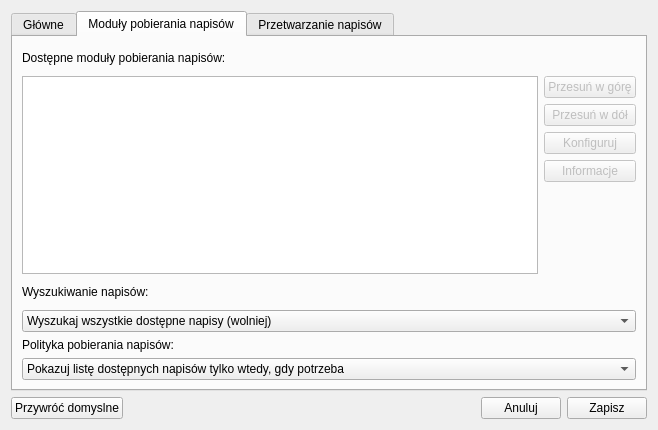
Old version of the form ui/frmoptions.ui in the repository QNapi/qnapi.
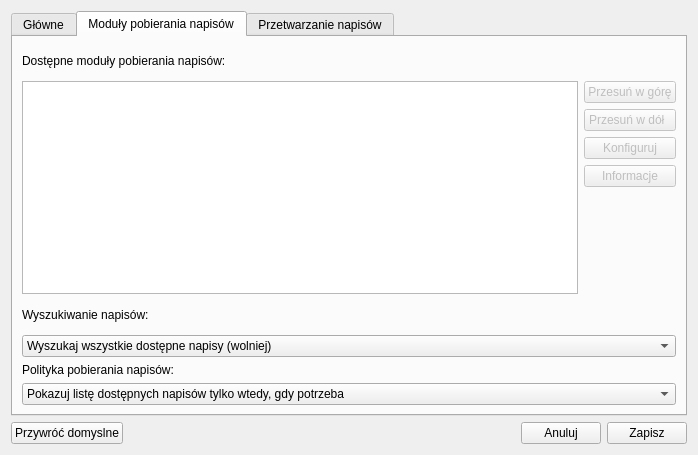
New version of the form. The open tabs and pages were chosen to show the change. Icons and pictures are not drawn.

What changed in the file:
```diff
--- a/ui/frmoptions.ui
+++ b/ui/frmoptions.ui
@@ -6,8 +6,8 @@
    <rect>
     <x>0</x>
     <y>0</y>
-    <width>642</width>
-    <height>430</height>
+    <width>698</width>
+    <height>455</height>
    </rect>
   </property>
   <property name="windowTitle">
@@ -349,7 +349,7 @@
           <bool>false</bool>
          </property>
          <property name="text">
-          <string>Przesuń w dół</string>
+          <string>Przesuń w dół  </string>
          </property>
          <property name="icon">
           <iconset resource="../res/resources.qrc">
```
Left out of the diff: 4 changed lines with no effect on the pictures.
